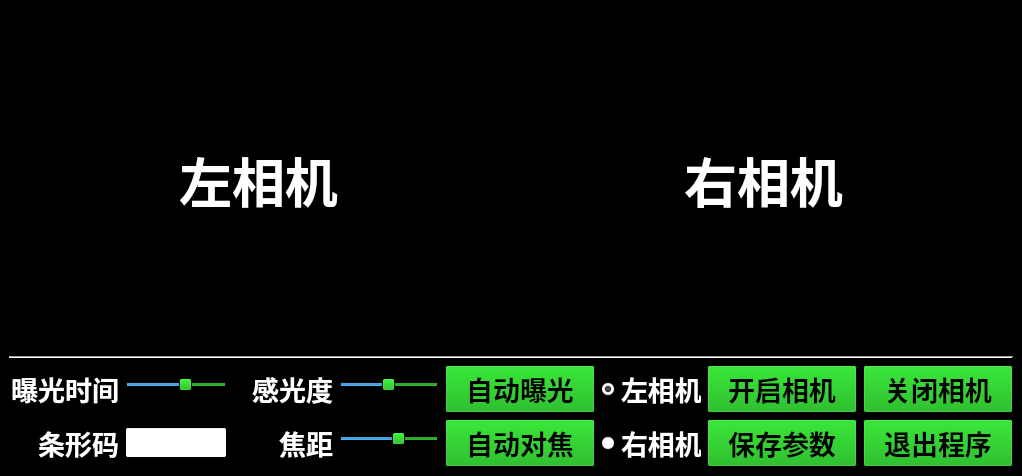
Above: ui/main.ui from Marco-ardu/DetectScraw before the change. Below: the same form after it.
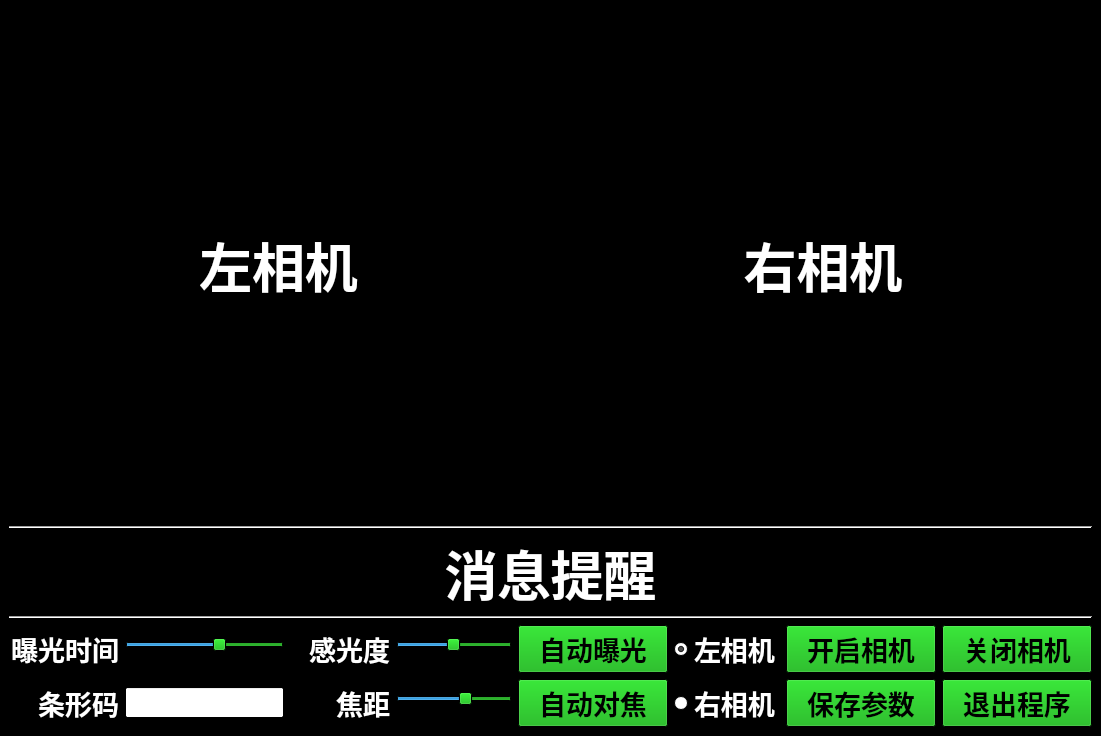
That is the form after the change. Icons and pictures are not drawn.

Patch:
```diff
--- a/ui/main.ui
+++ b/ui/main.ui
@@ -6,8 +6,8 @@
    <rect>
     <x>0</x>
     <y>0</y>
-    <width>1022</width>
-    <height>476</height>
+    <width>1101</width>
+    <height>736</height>
    </rect>
   </property>
   <property name="palette">
@@ -140,7 +140,7 @@
    <string>OAK零件检测系统</string>
   </property>
   <widget class="QWidget" name="centralwidget">
-   <layout class="QVBoxLayout" name="verticalLayout" stretch="8,1,1">
+   <layout class="QVBoxLayout" name="verticalLayout" stretch="8,1,1,1,1">
     <item>
      <layout class="QHBoxLayout" name="horizontalLayout">
       <item>
@@ -184,8 +184,11 @@
       </item>
       <item>
        <widget class="QLabel" name="LabelRear">
+        <property name="enabled">
+         <bool>true</bool>
+        </property>
         <property name="sizePolicy">
-         <sizepolicy hsizetype="Preferred" vsizetype="Fixed">
+         <sizepolicy hsizetype="Minimum" vsizetype="Minimum">
           <horstretch>0</horstretch>
           <verstretch>0</verstretch>
          </sizepolicy>
@@ -221,7 +224,35 @@
      </layout>
     </item>
     <item>
-     <widget class="Line" name="line">
+     <widget class="Line" name="line_up">
+      <property name="orientation">
+       <enum>Qt::Horizontal</enum>
+      </property>
+     </widget>
+    </item>
+    <item>
+     <widget class="QLabel" name="remind">
+      <property name="minimumSize">
+       <size>
+        <width>0</width>
+        <height>75</height>
+       </size>
+      </property>
+      <property name="font">
+       <font>
+        <pointsize>40</pointsize>
+       </font>
+      </property>
+      <property name="text">
+       <string>消息提醒</string>
+      </property>
+      <property name="alignment">
+       <set>Qt::AlignCenter</set>
+      </property>
+     </widget>
+    </item>
+    <item>
+     <widget class="Line" name="line_down">
       <property name="orientation">
        <enum>Qt::Horizontal</enum>
       </property>
```
